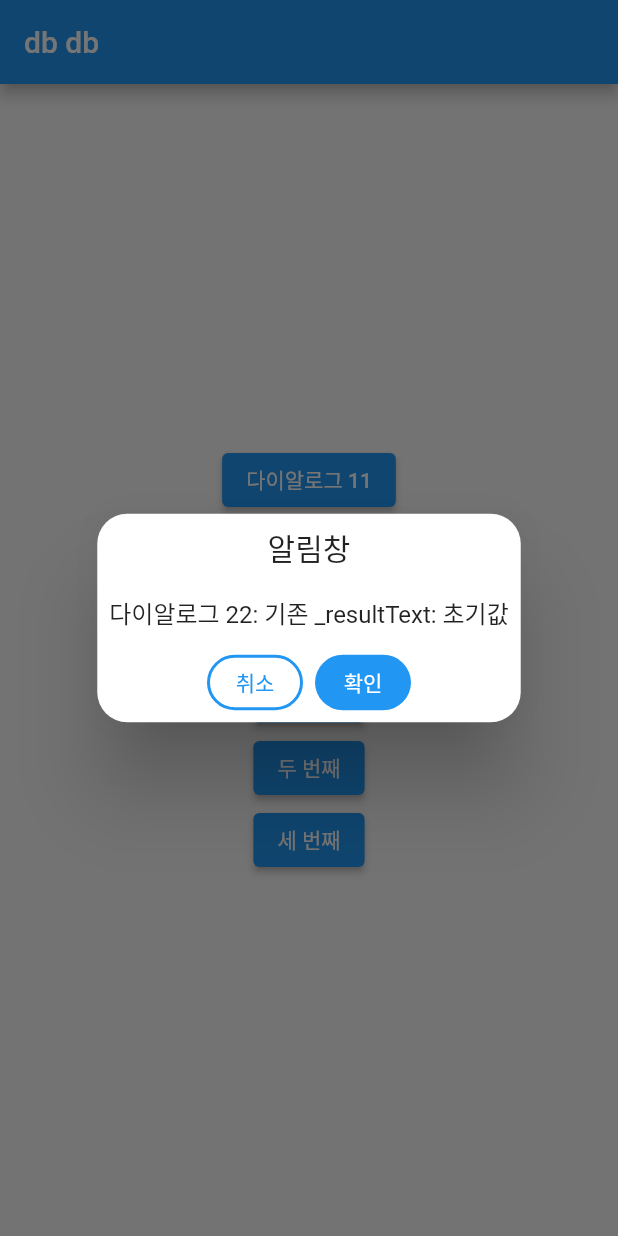
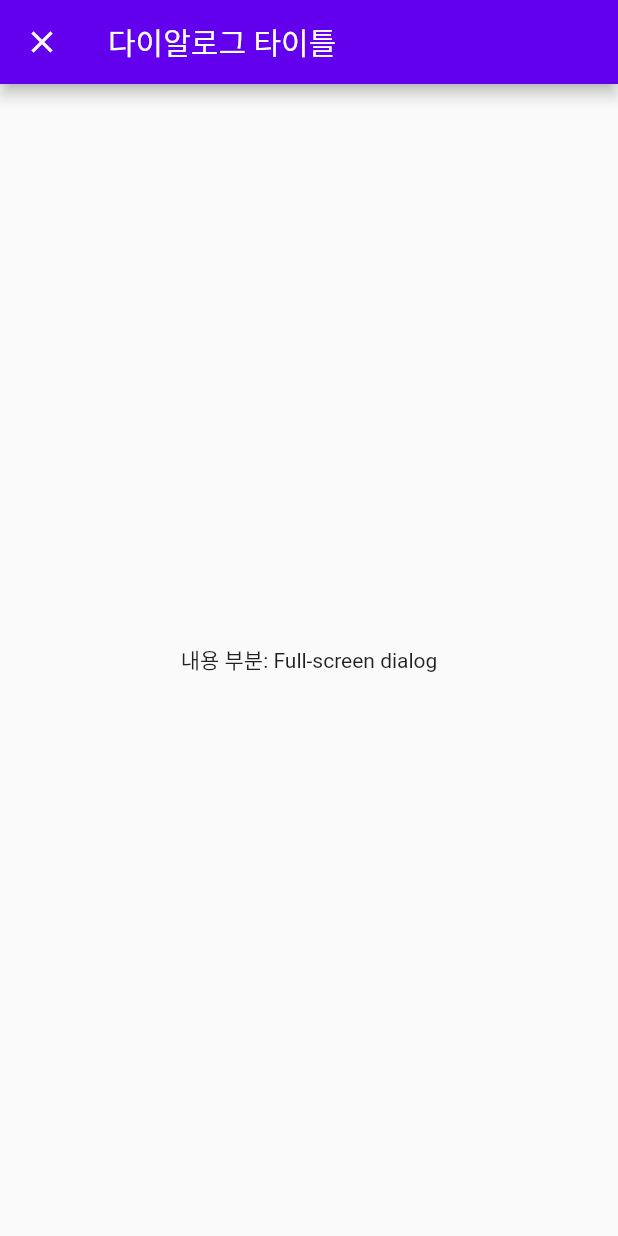
Before and after one commit to osokjs/dbdb, a Flutter app: the screen it shows after launch, after a tap on "다이알로그 22", on a phone screen of 412 x 824 dp. Run offline on Flutter 3.47's test engine with Material 2 defaults, Android fonts, the phone set to English and light mode, and no system bars; our stand-ins replace get, sqflite; accounts and stored records are empty.

Commit message:
다이알로그 테스트 중. 풀스크린다이알로그 적용,

```diff
--- a/lib/main.dart
+++ b/lib/main.dart
@@ -3,6 +3,7 @@ import 'dart:developer';
 import 'package:dbdb/model/group_code.dart';
 import 'package:dbdb/model/route_code.dart';
 import 'package:dbdb/model/route_data.dart';
+import 'package:dbdb/view/full_screen_dialog.dart';
 import 'package:flutter/material.dart';
 import 'package:get/get.dart';
 
@@ -43,6 +44,8 @@ class _MyHomePageState extends State<MyHomePage> {
 
   String _resultText = '초기값';
 
+  final TextEditingController _controller = TextEditingController();
+
   @override
   void initState() {
     super.initState();
@@ -58,6 +61,12 @@ class _MyHomePageState extends State<MyHomePage> {
     });
   }
 
+
+  @override
+  void dispose() {
+    _controller.dispose();
+    super.dispose();
+  }
 
   void _incrementCounter()  async {
     setState(() {
@@ -161,46 +170,30 @@ class _MyHomePageState extends State<MyHomePage> {
           mainAxisAlignment: MainAxisAlignment.center,
           children: <Widget>[
             ElevatedButton(
-              child: const Text('다이알로그 11'),
+              child: const Text('custom 다이알로그 '),
               onPressed: () {
-                Get.defaultDialog(
-                  title: '알림창',
-                  middleText: '다이알로그 11: $_resultText',
+                Get.dialog(
+                  Dialog(
+                  child: _groupManagement(),
+                  ),
                   barrierDismissible: false,
-                  radius: 20,
-                  textConfirm: '확인',
-                  onConfirm: () {
-                    log('onConfirm clicked.');
-                    Get.back();
-                  },
-                );
+    name:'custom dialog test' ,
+    );
+                    log('dialog closed.');
               },
             ), // ElevatedButton
             ElevatedButton(
               child: const Text('다이알로그 22'),
               onPressed: () {
-                Get.defaultDialog(
-                  title: '알림창',
-                  middleText: '다이알로그 22: 기존 _resultText: $_resultText',
-                  barrierDismissible: false,
-                  radius: 20,
-                  textConfirm: '확인',
-                  textCancel: '취소',
-                  onConfirm: () {
-                    setState(() {
-                      _resultText = 'OK';
-                    });
-                    log('onConfirm clicked.');
-                    Get.back();
-                  },
-                  onCancel: () {
-                    setState(() {
-                      _resultText = 'CANCEL';
-                    });
-                    log('onCancel clicked.');
-                    Get.back();
-                  },
+                log('full screen dialog starting...');
+                Navigator.push(
+                  context,
+                  MaterialPageRoute<void>(
+                    builder: (BuildContext context) => FullScreenDialog(),
+                    fullscreenDialog: true,
+                  ),
                 );
+                log('full screen dialog closed');
               },
             ), // ElevatedButton
             ElevatedButton(
@@ -305,5 +298,69 @@ class _MyHomePageState extends State<MyHomePage> {
         ), // Column
       ), // Center
     ); // Scaffold
-  }
-}
+  } // build
+
+Widget _groupManagement() {
+  return GestureDetector(
+    onTap: () => FocusScope.of(context).unfocus(),
+    child: Column(
+      children: <Widget>[
+        Text('카테고리 관리',
+          style: Theme.of(context).textTheme.headline4,
+        ),
+        const SizedBox(height: 30,),
+        TextField(
+          controller: _controller,
+          keyboardType: TextInputType.text,
+          decoration: const InputDecoration(
+            border: OutlineInputBorder(),
+            labelText: '카테고리 이름:',
+            hintText: '카테고리 이름을 10자 이내로 입력하세요.',
+          ),
+        ), // TextFormField
+        const SizedBox(height: 20,),
+        ElevatedButton(
+          onPressed: () {
+            String value = _controller.text.trim();
+
+            // if(!_isValid(context, value)) return;
+
+            log('text value($value)');
+            _controller.clear();
+            setState(() {});
+          },
+          child: const Text('저장'),
+        ), // ElevatedButton
+        ElevatedButton(
+          onPressed: () => Get.back(),
+          child: const Text('닫기'),
+        ), // ElevatedButton
+      ],
+    ), // Column
+  ); // GestureDetector
+} // _groupManagement
+
+  // void _showAlertDialog(BuildContext context) {
+  //   showDialog(
+  //     context: context,
+  //     barrierDismissible: false, // user must tap button!
+  //     builder: (context) {
+  //       return AlertDialog(
+  //         title: Text('카테고리 관리'),
+  //         content: Text('내용: $content, 길이: ${content.length}'),
+  //         actions: <Widget>[
+  //           TextButton(
+  //             child: Text('OK'),
+  //             onPressed: () {
+  //               Navigator.pop(context, "OK");
+  //             },
+  //           ),
+  //         ],
+  //       );
+  //     },
+  //   );
+  // } // _showAlertDialog
+  //
+
+
+} // class
--- /dev/null
+++ b/lib/view/full_screen_dialog.dart
@@ -0,0 +1,24 @@
+import 'package:flutter/material.dart';
+
+class FullScreenDialog extends StatefulWidget {
+  const FullScreenDialog({Key? key}) : super(key: key);
+
+  @override
+  _FullScreenDialogState createState() => _FullScreenDialogState();
+}
+
+class _FullScreenDialogState extends State<FullScreenDialog> {
+  @override
+  Widget build(BuildContext context) {
+    return Scaffold(
+      appBar: AppBar(
+        backgroundColor: const Color(0xFF6200EE),
+        title: const Text('다이알로그 타이틀'),
+      ),
+      body: const Center(
+        child: Text("내용 부분: Full-screen dialog"),
+      ),
+    );
+
+  }
+}
```
